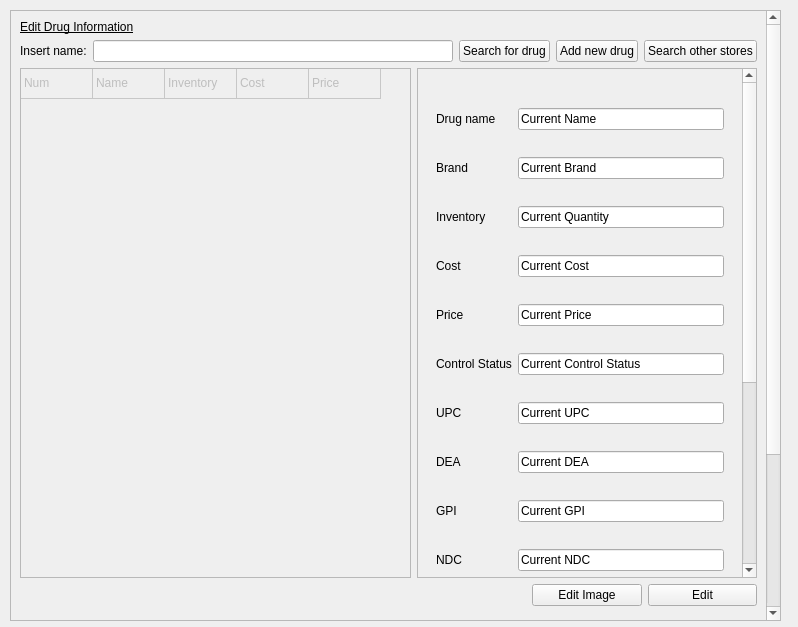
WNewsome/Pharmaceutical-Point-of-Sale, file managementscreen.ui: the form before one commit.
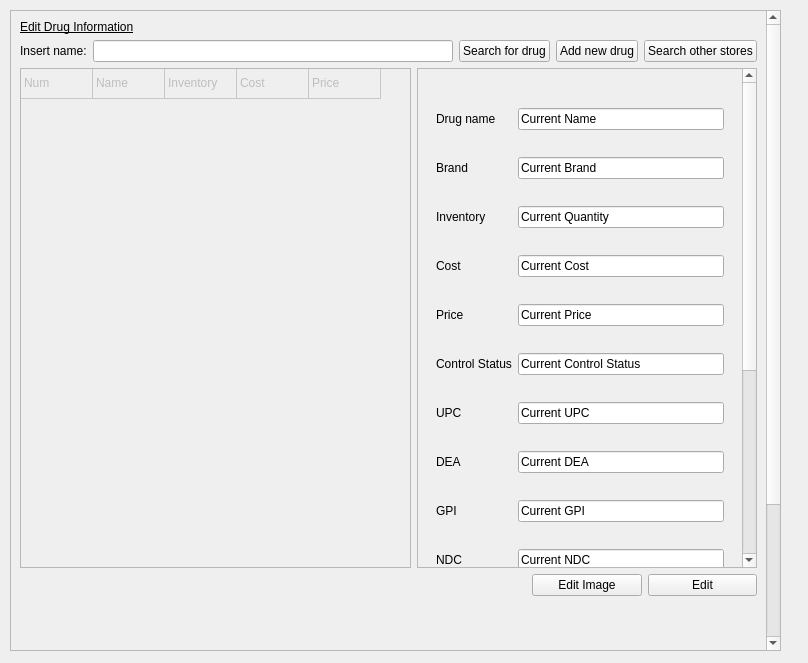
The form after the commit.

The edit to the form file:
```diff
--- a/managementscreen.ui
+++ b/managementscreen.ui
@@ -6,8 +6,8 @@
    <rect>
     <x>0</x>
     <y>0</y>
-    <width>798</width>
-    <height>627</height>
+    <width>808</width>
+    <height>663</height>
    </rect>
   </property>
   <property name="windowTitle">
@@ -19,7 +19,7 @@
      <x>10</x>
      <y>10</y>
      <width>771</width>
-     <height>611</height>
+     <height>641</height>
     </rect>
    </property>
    <property name="minimumSize">
@@ -37,7 +37,7 @@
       <x>0</x>
       <y>0</y>
       <width>748</width>
-      <height>897</height>
+      <height>887</height>
      </rect>
     </property>
     <layout class="QGridLayout" name="gridLayout_4">
@@ -62,7 +62,13 @@
        <property name="minimumSize">
         <size>
          <width>341</width>
-         <height>510</height>
+         <height>500</height>
+        </size>
+       </property>
+       <property name="maximumSize">
+        <size>
+         <width>16777215</width>
+         <height>500</height>
         </size>
        </property>
        <property name="rowCount">
@@ -147,7 +153,13 @@
        <property name="minimumSize">
         <size>
          <width>340</width>
-         <height>510</height>
+         <height>500</height>
+        </size>
+       </property>
+       <property name="maximumSize">
+        <size>
+         <width>16777215</width>
+         <height>500</height>
         </size>
        </property>
        <property name="widgetResizable">
```
Left out of the diff: 188 changed lines with no effect on the pictures.
